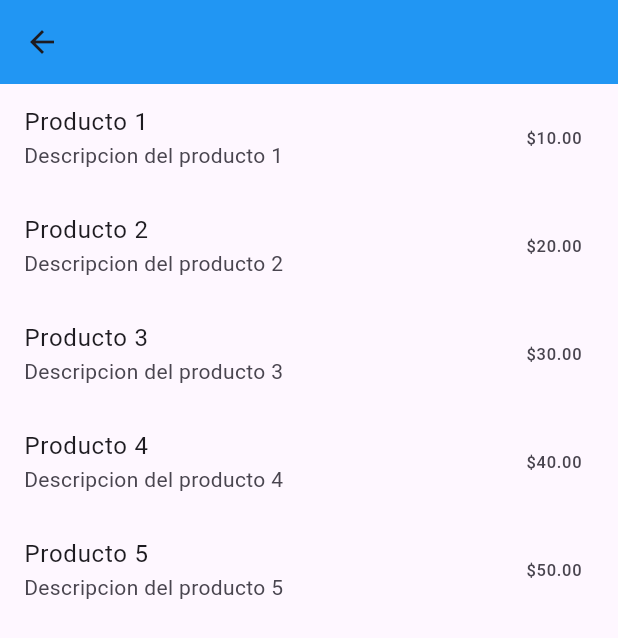
After one commit to MiryamElizabeth2006/FlutterAndDart, a Flutter app: the ProductListPage screen opened by its route, on a phone screen of 412 x 824 dp. The commit adds this screen. Shown: the top 638 px of the screen. Run offline on Flutter 3.47's test engine with Material 3 defaults, Android fonts, the phone set to English and light mode, and no system bars.

Commit message:
Reto15 de navegacion en flutter con listview

```diff
--- /dev/null
+++ b/M4Krakedev/EJERCICIOS/FLUTTER/lista_clientes/analysis_options.yaml
@@ -0,0 +1 @@
+include: package:flutter_lints/flutter.yaml
--- /dev/null
+++ b/M4Krakedev/EJERCICIOS/FLUTTER/lista_clientes/lib/main.dart
@@ -0,0 +1,21 @@
+import 'package:flutter/material.dart';
+import 'package:lista_clientes/pages/customers_page.dart';
+import 'package:lista_clientes/pages/home_page.dart';
+import 'package:lista_clientes/pages/routes.dart';
+
+void main() {
+  runApp(const MainApp());
+}
+
+class MainApp extends StatelessWidget {
+  const MainApp({super.key});
+
+  @override
+  Widget build(BuildContext context) {
+    return MaterialApp(
+      home: HomePage(), routes: {
+        Routes.customers: (ctx) =>const CustomersPage(),
+      }
+    );
+  }
+}
--- /dev/null
+++ b/M4Krakedev/EJERCICIOS/FLUTTER/lista_clientes/lib/pages/routes.dart
@@ -0,0 +1,5 @@
+class Routes {
+  Routes._();
+  static const customers = "/customers";
+
+}
--- a/M4Krakedev/EJERCICIOS/FLUTTER/navigation/lib/main.dart
+++ b/M4Krakedev/EJERCICIOS/FLUTTER/navigation/lib/main.dart
@@ -2,6 +2,7 @@ import 'package:flutter/material.dart';
 import 'package:navigation/pages/customers_page.dart';
 import 'package:navigation/pages/home_page.dart';
 import 'package:navigation/pages/listview_pages.dart';
+import 'package:navigation/pages/productList_page.dart';
 import 'package:navigation/pages/products_page.dart';
 import 'package:navigation/pages/routes.dart';
 
@@ -18,6 +19,7 @@ class MainApp extends StatelessWidget {
       Routes.products: (context) => ProductsPage(),
       Routes.customers: (ctx) {return CustomersPage();},
       Routes.listview: (context) => const ListviewPages(),
+      Routes.productsList:(context) => ProductListPage(),
     });
   }
 }
--- /dev/null
+++ b/M4Krakedev/EJERCICIOS/FLUTTER/navigation/lib/pages/productList_page.dart
@@ -0,0 +1,43 @@
+import 'package:flutter/material.dart';
+import 'package:navigation/pages/product_page.dart';
+
+class ProductListPage extends StatelessWidget {
+  final List <Product> products=[
+    Product(name:'Producto 1',
+    price: 10.0,
+    description: 'Descripcion del producto 1',),
+        Product(name:'Producto 2',
+    price: 20.0,
+    description: 'Descripcion del producto 2',),
+        Product(name:'Producto 3',
+    price: 30.0,
+    description: 'Descripcion del producto 3',),
+        Product(name:'Producto 4',
+    price: 40.0,
+    description: 'Descripcion del producto 4',),
+        Product(name:'Producto 5',
+    price: 50.0,
+    description: 'Descripcion del producto 5',),
+  ];
+
+ ProductListPage({super.key});
+
+  @override
+  Widget build(BuildContext context) {
+    return Scaffold(
+        appBar: AppBar(
+          backgroundColor: Colors.blue,
+        ),
+        body: ListView.builder(
+          itemCount: products.length,
+          itemBuilder: (context, index) {
+            return ListTile(
+                  title: Text(products[index].name),
+                  subtitle: Text(products[index].description),
+                  trailing: Text('\$${products[index].price.toStringAsFixed(2)}'),
+            );
+          },
+        )
+        );
+  }
+}
--- /dev/null
+++ b/M4Krakedev/EJERCICIOS/FLUTTER/navigation/lib/pages/product_page.dart
@@ -0,0 +1,9 @@
+
+class Product {
+  final String name;
+  final double price;
+  final String description;
+
+  Product({required this.name, required this.price, required this.description});
+
+}
--- a/M4Krakedev/EJERCICIOS/FLUTTER/navigation/lib/pages/routes.dart
+++ b/M4Krakedev/EJERCICIOS/FLUTTER/navigation/lib/pages/routes.dart
@@ -4,4 +4,5 @@ class Routes {
   static const  products = '/products';
   static const  customers = '/customers';
   static const  listview = '/listview';
-}
+  static const  productsList = '/productsList';
+   }
```
Also changed, not shown: M4Krakedev/EJERCICIOS/FLUTTER/lista_clientes/lib/pages/customers_page.dart (added, +102 -0 lines), M4Krakedev/EJERCICIOS/FLUTTER/lista_clientes/lib/pages/home_page.dart (added, +24 -0 lines), M4Krakedev/EJERCICIOS/FLUTTER/lista_clientes/pubspec.yaml (added, +19 -0 lines), M4Krakedev/EJERCICIOS/FLUTTER/navigation/lib/pages/home_page.dart (+7 -0 lines), M4Krakedev/EJERCICIOS/FLUTTER/lista_clientes/pubspec.lock (added), M4Krakedev/Reto15.png (added), M4Krakedev/reto15de1.png (added), M4Krakedev/reto15de2.png (added), M4Krakedev/reto15de3.png (added), M4Krakedev/reto15de4.png (added), 123 other files.
